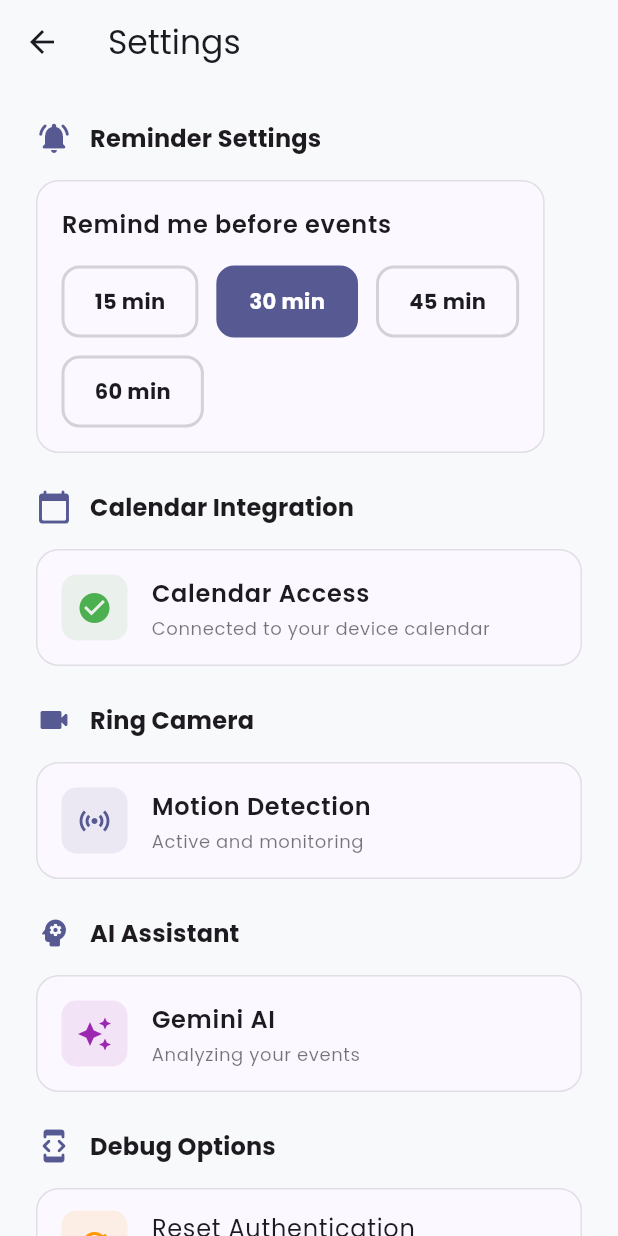
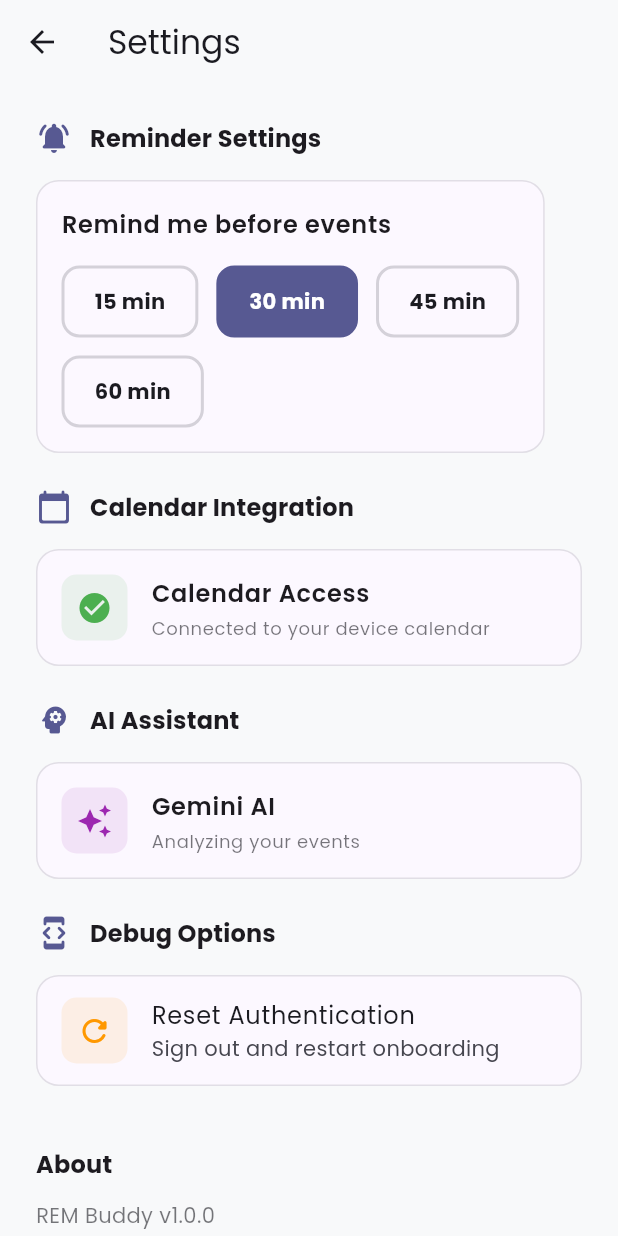
Before and after one commit to wadhwaangad/rem-buddy, a Flutter app: the SettingsScreen screen opened directly, on a phone screen of 412 x 824 dp. Run offline on Flutter 3.47's test engine with Material 3 defaults, Android fonts, the phone set to English and light mode, and no system bars; drawn by our look-alikes of flutter_animate; our stand-ins replace flutter_dotenv, flutter_local_notifications, font_awesome_flutter, google_fonts, google_generative_ai, google_sign_in and 2 more; missing offline and left inert: googleapis; accounts and stored records are empty; network calls fail.

Commit message:
final updates

```diff
--- a/lib/screens/home_screen.dart
+++ b/lib/screens/home_screen.dart
@@ -45,11 +45,9 @@ class HomeScreen extends StatelessWidget {
                       return const _AuthenticationRequiredState();
                     }
 
-                    return Expanded(
-                      child: provider.allCalendarItems.isEmpty
+                    return provider.allCalendarItems.isEmpty
                         ? const _EmptyAllItemsState()
-                        : _UnifiedItemsList(provider: provider),
-                    );
+                        : _UnifiedItemsList(provider: provider);
                   },
                 ),
               ),
--- a/lib/screens/settings_screen.dart
+++ b/lib/screens/settings_screen.dart
@@ -58,25 +58,6 @@ class _SettingsScreenState extends State<SettingsScreen> {
 
           _buildSection(
             context,
-            title: 'Ring Camera',
-            icon: Icons.videocam_rounded,
-            children: [
-              _buildInfoTile(
-                context,
-                'Motion Detection',
-                'Active and monitoring',
-                Icons.sensors,
-                Theme.of(context).colorScheme.primary,
-              ),
-            ],
-          ).animate()
-            .fadeIn(delay: 200.ms, duration: 400.ms)
-            .slideY(begin: 0.2, end: 0, delay: 200.ms, duration: 400.ms),
-
-          const SizedBox(height: 24),
-
-          _buildSection(
-            context,
             title: 'AI Assistant',
             icon: Icons.psychology_rounded,
             children: [
@@ -89,8 +70,8 @@ class _SettingsScreenState extends State<SettingsScreen> {
               ),
             ],
           ).animate()
-            .fadeIn(delay: 300.ms, duration: 400.ms)
-            .slideY(begin: 0.2, end: 0, delay: 300.ms, duration: 400.ms),
+            .fadeIn(delay: 200.ms, duration: 400.ms)
+            .slideY(begin: 0.2, end: 0, delay: 200.ms, duration: 400.ms),
 
           const SizedBox(height: 24),
 
@@ -151,7 +132,7 @@ class _SettingsScreenState extends State<SettingsScreen> {
               fontWeight: FontWeight.bold,
             ),
           ).animate()
-            .fadeIn(delay: 400.ms, duration: 400.ms),
+            .fadeIn(delay: 300.ms, duration: 400.ms),
 
           const SizedBox(height: 12),
 
--- a/lib/services/notification_service.dart
+++ b/lib/services/notification_service.dart
@@ -100,7 +100,7 @@ class NotificationService {
     const androidDetails = AndroidNotificationDetails(
       'immediate_reminders',
       'Immediate Reminders',
-      channelDescription: 'Immediate reminders triggered by Ring camera',
+      channelDescription: 'Immediate reminders for urgent situations',
       importance: Importance.max,
       priority: Priority.high,
       styleInformation: BigTextStyleInformation(''),
--- a/pubspec.yaml
+++ b/pubspec.yaml
@@ -38,6 +38,9 @@ dependencies:
   # HTTP & API
   http: ^1.2.0
 
+  # Environment variables
+  flutter_dotenv: ^5.1.0
+
   # Permissions
   permission_handler: ^11.2.0
 
@@ -58,6 +61,7 @@ flutter:
 
   assets:
     - assets/images/
+    - .env
 
 flutter_launcher_icons:
   android: "launcher_icon"
```
Also changed, not shown: lib/config/api_config.dart (+4 -5 lines), lib/main.dart (+8 -1 lines), lib/services/ring_camera_service.dart (deleted, +0 -164 lines), pubspec.lock, 1 other file.
